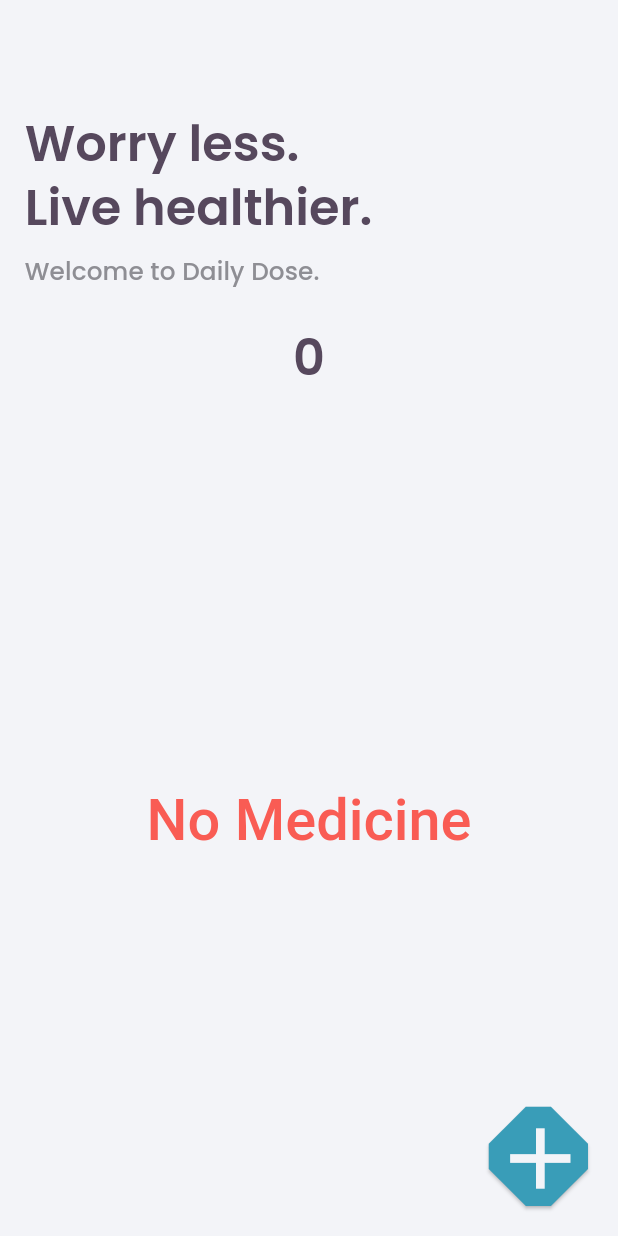
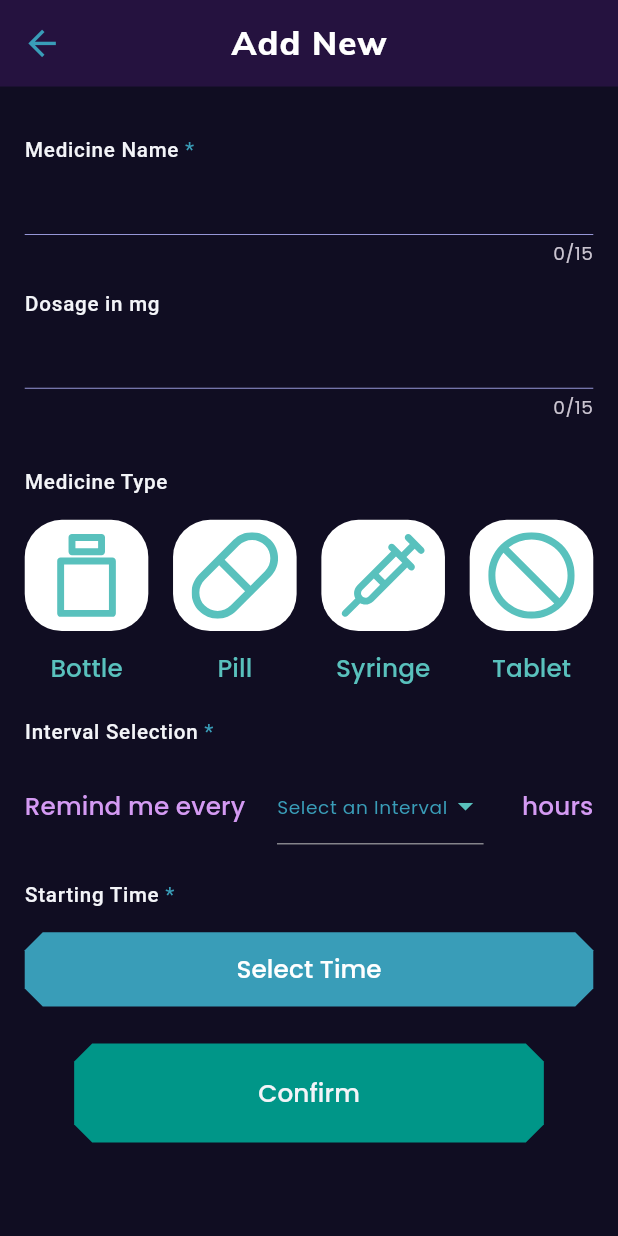
Before and after one commit to stp2003/Medicine-Reminder-App, a Flutter app: the screen it shows after launch, after a tap on the "add" icon, on a phone screen of 412 x 824 dp. Run offline on Flutter 3.47's test engine with Material 2 defaults, Android fonts, the phone set to English and light mode, and no system bars; our stand-ins replace flutter_svg, google_fonts, sizer.

Commit message:
new medicine add screen made with time picker implementation

```diff
--- a/lib/constants/colors.dart
+++ b/lib/constants/colors.dart
@@ -9,5 +9,5 @@
 const Color kSecondaryColor = Color(0xFFF95C54);
 const Color kOtherColor = Color(0xFF59C1BD);
 const Color kErrorBorderColor = Color(0xFFE74C3C);
-const Color kTextLightColor = Color(0xFF8E8E94);
-const Color kTextColor = Color(0xFF56485D);
+const Color kTextLightColor = Color(0xFF9696D7);
+const Color kTextColor = Color(0xFFD49AF3);
--- a/lib/main.dart
+++ b/lib/main.dart
@@ -23,13 +23,13 @@
           title: 'Flutter Medicine Reminder',
           theme: ThemeData.dark(useMaterial3: true).copyWith(
             primaryColor: kPrimaryColor,
-            scaffoldBackgroundColor: kScaffoldColor,
+            scaffoldBackgroundColor: bgColor,
             appBarTheme: AppBarTheme(
               toolbarHeight: 7.h,
-              backgroundColor: kScaffoldColor,
+              backgroundColor: appBarColor,
               elevation: 0,
               iconTheme: IconThemeData(
-                color: kSecondaryColor,
+                color: kPrimaryColor,
                 size: 20.sp,
               ),
               titleTextStyle: GoogleFonts.mulish(
@@ -74,7 +74,7 @@
               labelMedium: TextStyle(
                 fontSize: 10.sp,
                 fontWeight: FontWeight.w500,
-                color: kTextColor,
+                color: kScaffoldColor,
               ),
             ),
             inputDecorationTheme: const InputDecorationTheme(
@@ -94,12 +94,12 @@
 
             //** customize the timePicker theme ->
             timePickerTheme: TimePickerThemeData(
-              backgroundColor: kScaffoldColor,
-              hourMinuteColor: kTextColor,
+              backgroundColor: cardColor,
+              hourMinuteColor: appBarColor,
               hourMinuteTextColor: kScaffoldColor,
-              dayPeriodColor: kTextColor,
+              dayPeriodColor: appBarColor,
               dayPeriodTextColor: kScaffoldColor,
-              dialBackgroundColor: kTextColor,
+              dialBackgroundColor: appBarColor,
               dialHandColor: kPrimaryColor,
               dialTextColor: kScaffoldColor,
               entryModeIconColor: kOtherColor,
--- /dev/null
+++ b/lib/models/medicine_type.dart
@@ -0,0 +1,7 @@
+enum MedicineType {
+  Bottle,
+  Pill,
+  Syringe,
+  Tablet,
+  None,
+}
--- a/lib/screens/home_screen.dart
+++ b/lib/screens/home_screen.dart
@@ -1,5 +1,6 @@
 import 'package:flutter/material.dart';
 import 'package:medicine_reminder_app/constants/colors.dart';
+import 'package:medicine_reminder_app/screens/newEntry/new_entry_page.dart';
 import 'package:sizer/sizer.dart';
 
 class HomeScreen extends StatelessWidget {
@@ -8,7 +9,9 @@
   @override
   Widget build(BuildContext context) {
     return Scaffold(
-      appBar: AppBar(),
+      appBar: AppBar(
+        backgroundColor: bgColor,
+      ),
 
       //?? body ->
       body: Padding(
@@ -26,7 +29,14 @@
 
       //?? floating action button ->
       floatingActionButton: InkResponse(
-        onTap: () {},
+        onTap: () {
+          Navigator.push(
+            context,
+            MaterialPageRoute(
+              builder: (context) => const NewEntryPage(),
+            ),
+          );
+        },
         child: SizedBox(
           width: 18.w,
           height: 9.h,
--- /dev/null
+++ b/lib/screens/newEntry/new_entry_page.dart
@@ -0,0 +1,431 @@
+import 'package:flutter/material.dart';
+import 'package:flutter_svg/flutter_svg.dart';
+import 'package:medicine_reminder_app/constants/colors.dart';
+import 'package:medicine_reminder_app/models/medicine_type.dart';
+import 'package:medicine_reminder_app/utils/convert_time.dart';
+import 'package:sizer/sizer.dart';
+
+class NewEntryPage extends StatefulWidget {
+  const NewEntryPage({Key? key}) : super(key: key);
+
+  @override
+  State<NewEntryPage> createState() => _NewEntryPageState();
+}
+
+class _NewEntryPageState extends State<NewEntryPage> {
+  //** TEC ->
+  late TextEditingController nameController;
+  late TextEditingController dosageController;
+
+  //** global key ->
+  late GlobalKey<ScaffoldState> _scaffoldKey;
+
+  //?? init ->
+  @override
+  void initState() {
+    super.initState();
+    nameController = TextEditingController();
+    dosageController = TextEditingController();
+
+    _scaffoldKey = GlobalKey<ScaffoldState>();
+  }
+
+  //?? dispose ->
+  @override
+  void dispose() {
+    super.dispose();
+    nameController.dispose();
+    dosageController.dispose();
+  }
+
+  //?? build ->
+  @override
+  Widget build(BuildContext context) {
+    return Scaffold(
+      key: _scaffoldKey,
+      resizeToAvoidBottomInset: false,
+      appBar: AppBar(
+        title: const Text(
+          'Add New',
+          style: TextStyle(
+            color: Colors.white,
+            letterSpacing: 0.8,
+          ),
+        ),
+        centerTitle: true,
+      ),
+
+      //?? body ->
+      body: Padding(
+        padding: EdgeInsets.all(2.h),
+        child: Column(
+          crossAxisAlignment: CrossAxisAlignment.start,
+          children: [
+            //** for medicine name ->
+            const PanelTitle(
+              title: 'Medicine Name',
+              isRequired: true,
+            ),
+            //?? TFF for name->
+            TextFormField(
+              maxLength: 15,
+              controller: nameController,
+              decoration: const InputDecoration(
+                border: UnderlineInputBorder(),
+              ),
+              textCapitalization: TextCapitalization.words,
+              style: Theme.of(context).textTheme.titleSmall!.copyWith(
+                    color: kOtherColor,
+                  ),
+            ),
+
+            //** for medicine quantity ->
+            const PanelTitle(
+              title: 'Dosage in mg',
+              isRequired: false,
+            ),
+            //?? TFF for quantity ->
+            TextFormField(
+              maxLength: 15,
+              controller: dosageController,
+              decoration: const InputDecoration(
+                border: UnderlineInputBorder(),
+              ),
+              textCapitalization: TextCapitalization.words,
+              keyboardType: TextInputType.number,
+              style: Theme.of(context).textTheme.titleSmall!.copyWith(
+                    color: kOtherColor,
+                  ),
+            ),
+            SizedBox(height: 2.h),
+
+            //?? Medicine type images ->
+            const PanelTitle(title: 'Medicine Type', isRequired: false),
+            Padding(
+              padding: EdgeInsets.only(top: 2.h),
+              child: StreamBuilder(
+                builder: (context, snapshot) {
+                  return Row(
+                    mainAxisAlignment: MainAxisAlignment.spaceBetween,
+                    children: [
+                      MedicineTypeColumn(
+                        medicineType: MedicineType.Bottle,
+                        name: 'Bottle',
+                        iconValue: 'assets/icons/bottle.svg',
+                        isSelected:
+                            snapshot.data == MedicineType.Bottle ? true : false,
+                      ),
+                      MedicineTypeColumn(
+                        medicineType: MedicineType.Pill,
+                        name: 'Pill',
+                        iconValue: 'assets/icons/pill.svg',
+                        isSelected:
+                            snapshot.data == MedicineType.Pill ? true : false,
+                      ),
+                      MedicineTypeColumn(
+                        medicineType: MedicineType.Syringe,
+                        name: 'Syringe',
+                        iconValue: 'assets/icons/syringe.svg',
+                        isSelected: snapshot.data == MedicineType.Syringe
+                            ? true
+                            : false,
+                      ),
+                      MedicineTypeColumn(
+                        medicineType: MedicineType.Tablet,
+                        name: 'Tablet',
+                        iconValue: 'assets/icons/tablet.svg',
+                        isSelected:
+                            snapshot.data == MedicineType.Tablet ? true : false,
+                      ),
+                    ],
+                  );
+                },
+              ),
+            ),
+
+            //?? Interval Selection ->
+            const PanelTitle(title: 'Interval Selection', isRequired: true),
+            const IntervalSelection(),
+
+            //??
+            const PanelTitle(title: 'Starting Time', isRequired: true),
+            const SelectedTime(),
+            SizedBox(height: 3.h),
+
+            //??
+            Padding(
+              padding: EdgeInsets.only(left: 8.w, right: 8.w),
+              child: SizedBox(
+                width: 90.w,
+                height: 8.h,
+                child: TextButton(
+                  style: TextButton.styleFrom(
+                    backgroundColor: Colors.teal,
+                    shape: BeveledRectangleBorder(
+                      borderRadius: BorderRadius.circular(12.0),
+                    ),
+                  ),
+                  onPressed: () {},
+                  child: Center(
+                    child: Text(
+                      'Confirm',
+                      style: Theme.of(context).textTheme.titleSmall!.copyWith(
+                            color: kScaffoldColor,
+                          ),
+                    ),
+                  ),
+                ),
+              ),
+            ),
+          ],
+        ),
+      ),
+    );
+  }
+}
+
+//?? select time ->
+class SelectedTime extends StatefulWidget {
+  const SelectedTime({Key? key}) : super(key: key);
+
+  @override
+  State<SelectedTime> createState() => _SelectedTimeState();
+}
+
+class _SelectedTimeState extends State<SelectedTime> {
+  //**
+  TimeOfDay _time = const TimeOfDay(hour: 0, minute: 00);
+  bool _clicked = false;
+
+  //??
+  Future<TimeOfDay> _selectTime() async {
+    // final NewEntryBloc newEntryBloc =
+    //     Provider.of<NewEntryBloc>(context, listen: false);
+
+    final TimeOfDay? picked =
+        await showTimePicker(context: context, initialTime: _time);
+
+    if (picked != null && picked != _time) {
+      setState(() {
+        _time = picked;
+        _clicked = true;
+
+        //update state via provider, we will do later
+        // newEntryBloc.updateTime(convertTime(_time.hour.toString()) +
+        //     convertTime(_time.minute.toString()));
+      });
+    }
+    return picked!;
+  }
+
+  @override
+  Widget build(BuildContext context) {
+    return SizedBox(
+      height: 8.h,
+      child: Padding(
+        padding: EdgeInsets.only(top: 2.h),
+        child: TextButton(
+          style: TextButton.styleFrom(
+            backgroundColor: kPrimaryColor,
+            shape: BeveledRectangleBorder(
+              borderRadius: BorderRadius.circular(12.0),
+            ),
+          ),
+          onPressed: () {
+            _selectTime();
+          },
+          child: Center(
+            child: Text(
+              _clicked == false
+                  ? "Select Time"
+                  : "${convertTime(_time.hour.toString())}:${convertTime(_time.minute.toString())}",
+              style: Theme.of(context)
+                  .textTheme
+                  .titleSmall
+                  ?.copyWith(color: Colors.white),
+            ),
+          ),
+        ),
+      ),
+    );
+  }
+}
+
+//?? Interval Selection ->
+class IntervalSelection extends StatefulWidget {
+  const IntervalSelection({Key? key}) : super(key: key);
+
+  @override
+  State<IntervalSelection> createState() => _IntervalSelectionState();
+}
+
+class _IntervalSelectionState extends State<IntervalSelection> {
+  final _intervals = [6, 8, 12, 24];
+
+  var _selected = 0;
+
+  @override
+  Widget build(BuildContext context) {
+    return Padding(
+      padding: EdgeInsets.only(top: 1.h),
+      child: Row(
+        mainAxisAlignment: MainAxisAlignment.spaceBetween,
+        children: [
+          Text(
+            'Remind me every',
+            style: Theme.of(context).textTheme.titleSmall!.copyWith(
+                  color: kTextColor,
+                ),
+          ),
+          DropdownButton(
+            iconEnabledColor: kOtherColor,
+            dropdownColor: cardColor,
+            itemHeight: 8.h,
+            hint: _selected == 0
+                ? Text(
+                    'Select an Interval',
+                    style: Theme.of(context).textTheme.bodySmall!.copyWith(
+                          color: kPrimaryColor,
+                        ),
+                  )
+                : null,
+            elevation: 4,
+            value: _selected == 0 ? null : _selected,
+            items: _intervals.map(
+              (int value) {
+                return DropdownMenuItem<int>(
+                  value: value,
+                  child: Text(
+                    value.toString(),
+                    style: Theme.of(context).textTheme.bodySmall!.copyWith(
+                          color: kSecondaryColor,
+                        ),
+                  ),
+                );
+              },
+            ).toList(),
+            onChanged: (newVal) {
+              setState(
+                () {
+                  _selected = newVal!;
+                },
+              );
+            },
+          ),
+          Text(
+            _selected == 1 ? " hour" : " hours",
+            style: Theme.of(context)
+                .textTheme
+                .titleSmall!
+                .copyWith(color: kTextColor),
+          ),
+        ],
+      ),
+    );
+  }
+}
+
+//?? Medicine Type ->
+class MedicineTypeColumn extends StatelessWidget {
+  const MedicineTypeColumn({
+    Key? key,
+    required this.medicineType,
+    required this.name,
+    required this.iconValue,
+    required this.isSelected,
+  }) : super(key: key);
+
+  //**
+  final MedicineType medicineType;
+  final String name;
+  final String iconValue;
+  final bool isSelected;
+
+  @override
+  Widget build(BuildContext context) {
+    return GestureDetector(
+      onTap: () {},
+      child: Column(
+        children: [
+          //?? image pill ->
+          Container(
+            width: 20.w,
+            alignment: Alignment.center,
+            decoration: BoxDecoration(
+              borderRadius: BorderRadius.circular(3.h),
+              color: isSelected ? kOtherColor : Colors.white,
+            ),
+            child: Center(
+              child: Padding(
+                padding: EdgeInsets.only(top: 1.h, bottom: 1.h),
+                child: SvgPicture.asset(
+                  iconValue,
+                  height: 7.h,
+                  color: isSelected ? Colors.white : kOtherColor,
+                ),
+              ),
+            ),
+          ),
+
+          //?? name pill ->
+          Padding(
+            padding: EdgeInsets.only(top: 1.h),
+            child: Container(
+              width: 20.w,
+              height: 4.h,
+              decoration: BoxDecoration(
+                color: isSelected ? kOtherColor : Colors.transparent,
+                borderRadius: BorderRadius.circular(20.0),
+              ),
+              child: Center(
+                child: Text(
+                  name,
+                  style: Theme.of(context).textTheme.titleSmall!.copyWith(
+                        color: isSelected ? Colors.white : kOtherColor,
+                      ),
+                ),
+              ),
+            ),
+          ),
+        ],
+      ),
+    );
+  }
+}
+
+//?? panel title ->
+class PanelTitle extends StatelessWidget {
+  //**
+  final String title;
+  final bool isRequired;
+
+  const PanelTitle({
+    Key? key,
+    required this.title,
+    required this.isRequired,
+  }) : super(key: key);
+
+  //?? build ->
+  @override
+  Widget build(BuildContext context) {
+    return Padding(
+      padding: EdgeInsets.only(top: 2.h),
+      child: Text.rich(
+        TextSpan(
+          children: <TextSpan>[
+            TextSpan(
+              text: title,
+              style: Theme.of(context).textTheme.labelMedium,
+            ),
+            TextSpan(
+              text: isRequired ? " *" : "",
+              style: Theme.of(context).textTheme.labelMedium!.copyWith(
+                    color: kPrimaryColor,
+                  ),
+            ),
+          ],
+        ),
+      ),
+    );
+  }
+}
--- /dev/null
+++ b/lib/utils/convert_time.dart
@@ -0,0 +1,7 @@
+String convertTime(String minutes) {
+  if (minutes.length == 1) {
+    return "0$minutes";
+  } else {
+    return minutes;
+  }
+}
--- a/pubspec.yaml
+++ b/pubspec.yaml
@@ -37,6 +37,7 @@
   cupertino_icons: ^1.0.2
   sizer: ^2.0.15
   google_fonts: ^4.0.3
+  flutter_svg: ^2.0.5
 
 dev_dependencies:
   flutter_test:
```
Also changed, not shown: pubspec.lock.
